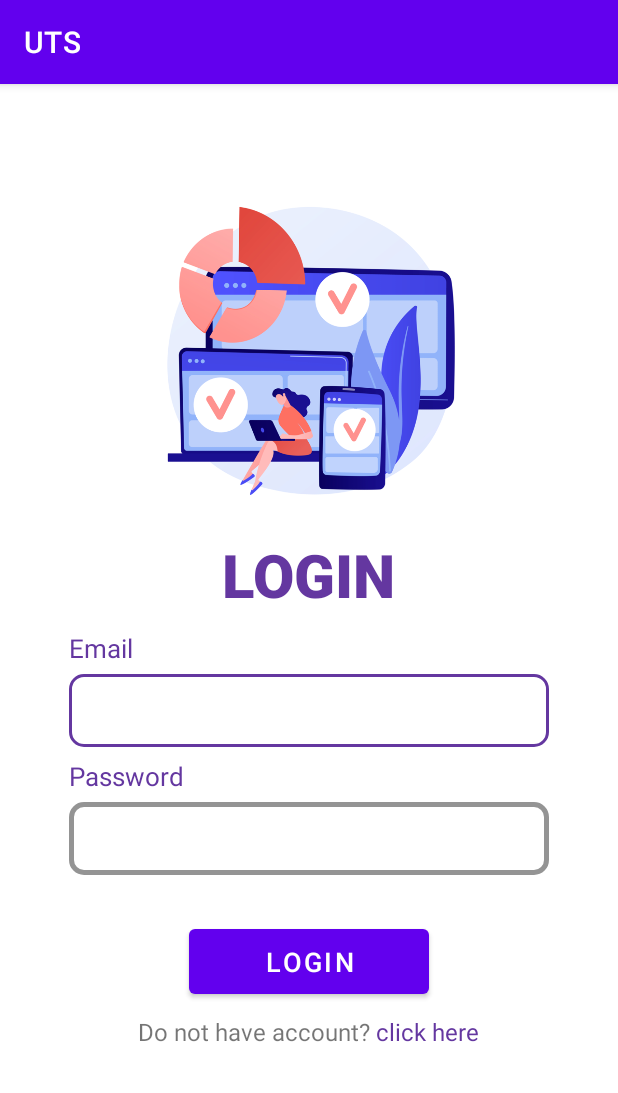
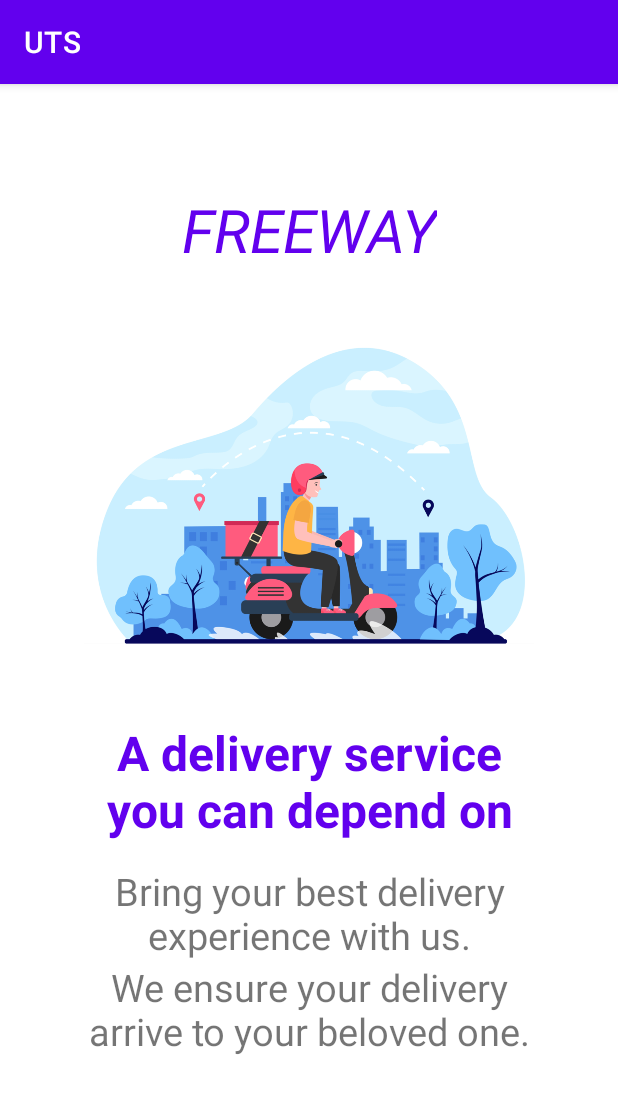
Before and after one commit to NathKevin/UAS_PBP, an Android app: the first screen one second after launch (Login before the commit, Splashscreen after it), on a phone screen of 412 x 824 dp. Shown: the top 1093 px of the screen. Run offline under Robolectric (Android 15) with nearby library versions, the light colour scheme and no system bars.

```diff
--- /dev/null
+++ b/app/src/main/java/com/example/uts/Splashscreen.java
@@ -0,0 +1,25 @@
+package com.example.uts;
+
+import androidx.appcompat.app.AppCompatActivity;
+
+import android.content.Intent;
+import android.os.Bundle;
+import android.os.Handler;
+
+public class Splashscreen extends AppCompatActivity {
+
+    @Override
+    protected void onCreate(Bundle savedInstanceState) {
+        super.onCreate(savedInstanceState);
+        setContentView(R.layout.activity_splashscreen);
+
+        new Handler().postDelayed(new Runnable() {
+            @Override
+            public void run() {
+                Intent intent = new Intent(Splashscreen.this, Login.class);
+                startActivity(intent);
+                finish();
+            }
+        }, 4000);
+    }
+}
--- /dev/null
+++ b/app/src/main/java/com/example/uts/notification/AppChannel.java
@@ -0,0 +1,34 @@
+package com.example.uts.notification;
+
+import android.app.Application;
+import android.app.NotificationChannel;
+import android.app.NotificationManager;
+import android.os.Build;
+
+import com.google.firebase.messaging.FirebaseMessaging;
+
+
+public class AppChannel extends Application {
+    public static final String CHANNEL_1_ID = "channel1";
+
+    @Override
+    public void onCreate() {
+        super.onCreate();
+        FirebaseMessaging.getInstance().subscribeToTopic("sample_notification");
+
+        createNotificationChannel();
+    }
+
+    private void createNotificationChannel(){
+        if(Build.VERSION.SDK_INT >= Build.VERSION_CODES.O) {
+            NotificationChannel channel1 = new NotificationChannel(
+                    CHANNEL_1_ID,
+                    "Channel 1",
+                    NotificationManager.IMPORTANCE_HIGH
+            );
+            channel1.setDescription("This is Channel 1");
+            NotificationManager manager = getSystemService(NotificationManager.class);
+            manager.createNotificationChannel(channel1);
+        }
+    }
+}
--- a/app/src/main/res/layout/activity_delivery_form.xml
+++ b/app/src/main/res/layout/activity_delivery_form.xml
@@ -182,6 +182,7 @@
                     android:adjustViewBounds="true"
                     android:maxWidth="50dp"
                     android:maxHeight="50dp"
+                    android:onClick="btnMapPickup"
                     android:scaleType="fitCenter"
                     android:src="@drawable/maps_pointer" />
 
@@ -229,6 +230,7 @@
                     android:adjustViewBounds="true"
                     android:maxWidth="50dp"
                     android:maxHeight="50dp"
+                    android:onClick="btnMapdestination"
                     android:scaleType="fitCenter"
                     android:src="@drawable/maps_pointer" />
 
--- /dev/null
+++ b/app/src/main/res/layout/activity_splashscreen.xml
@@ -0,0 +1,67 @@
+<?xml version="1.0" encoding="utf-8"?>
+<androidx.constraintlayout.widget.ConstraintLayout xmlns:android="http://schemas.android.com/apk/res/android"
+    xmlns:app="http://schemas.android.com/apk/res-auto"
+    xmlns:tools="http://schemas.android.com/tools"
+    android:layout_width="match_parent"
+    android:layout_height="match_parent"
+    tools:context=".Splashscreen">
+
+    <TextView
+        android:id="@+id/judul"
+        android:layout_width="wrap_content"
+        android:layout_height="wrap_content"
+        android:text="FREEWAY"
+        android:textStyle="italic"
+        app:layout_constraintStart_toStartOf="parent"
+        app:layout_constraintEnd_toEndOf="parent"
+        app:layout_constraintTop_toTopOf="parent"
+        android:layout_marginTop="70dp"
+        android:textSize="40dp"
+        android:textColor="@color/purple_500"/>
+
+    <ImageView
+        android:id="@+id/pict"
+        android:layout_width="300dp"
+        android:layout_height="300dp"
+        android:src="@drawable/delivery"
+        app:layout_constraintTop_toBottomOf="@+id/judul"
+        app:layout_constraintStart_toStartOf="parent"
+        app:layout_constraintEnd_toEndOf="parent"/>
+
+    <TextView
+        android:id="@+id/textJudul"
+        android:layout_width="310dp"
+        android:layout_height="wrap_content"
+        android:textStyle="bold"
+        android:text="A delivery service you can depend on"
+        android:textSize="32dp"
+        app:layout_constraintStart_toStartOf="parent"
+        app:layout_constraintEnd_toEndOf="parent"
+        app:layout_constraintTop_toBottomOf="@+id/pict"
+        android:textAlignment="center"
+        android:textColor="@color/purple_500"/>
+
+    <TextView
+        android:id="@+id/text1"
+        android:layout_width="300dp"
+        android:layout_height="wrap_content"
+        android:text="Bring your best delivery experience with us."
+        android:textSize="25dp"
+        android:textAlignment="center"
+        app:layout_constraintStart_toStartOf="parent"
+        app:layout_constraintEnd_toEndOf="parent"
+        app:layout_constraintTop_toBottomOf="@+id/textJudul"
+        android:layout_marginTop="15dp"/>
+
+    <TextView
+        android:id="@+id/text2"
+        android:layout_width="300dp"
+        android:layout_height="wrap_content"
+        android:text="We ensure your delivery arrive to your beloved one."
+        android:textSize="25dp"
+        android:textAlignment="center"
+        app:layout_constraintStart_toStartOf="parent"
+        app:layout_constraintEnd_toEndOf="parent"
+        app:layout_constraintTop_toBottomOf="@+id/text1"/>
+
+</androidx.constraintlayout.widget.ConstraintLayout>
--- a/build.gradle
+++ b/build.gradle
@@ -6,6 +6,7 @@ buildscript {
     }
     dependencies {
         classpath "com.android.tools.build:gradle:7.0.2"
+        classpath 'com.google.gms:google-services:4.3.10'
 
         // NOTE: Do not place your application dependencies here; they belong
         // in the individual module build.gradle files
```
Also changed, not shown: app/build.gradle (+7 -0 lines), app/src/main/AndroidManifest.xml (+6 -2 lines), app/src/main/java/com/example/uts/DeliveryForm.java (+20 -0 lines), app/src/main/java/com/example/uts/model/Message.java (added, +25 -0 lines), app/src/main/java/com/example/uts/notification/FirebaseMessaging.java (added, +37 -0 lines), app/src/main/java/com/example/uts/notification/NotificationReceiver.java (added, +14 -0 lines), app/src/main/res/drawable-v24/freeway.png (added).
